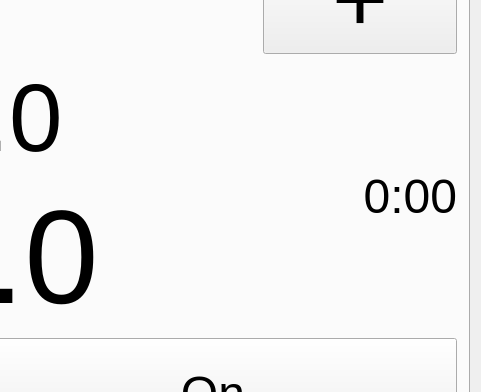
First picture: the form in mainwindow.ui, repository Maeyanie/showercap, before the edit; both pictures show x 543 to 1024 and y 81 to 473 of the 1024 by 600 pixel window.
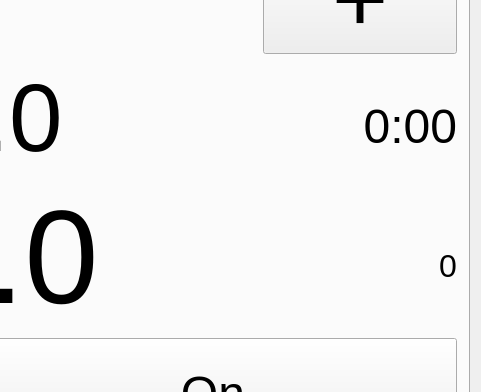
Second picture: the form after the edit. The open tabs and pages were chosen to show the change.

What changed in the file:
```diff
--- a/mainwindow.ui
+++ b/mainwindow.ui
@@ -205,6 +205,8 @@
            </layout>
           </item>
           <item>
+           <layout class="QVBoxLayout" name="verticalLayout_6">
+            <item>
            <widget class="QLabel" name="timer">
             <property name="font">
              <font>
@@ -219,6 +221,18 @@
             </property>
            </widget>
           </item>
+            <item>
+             <widget class="QLabel" name="pos">
+              <property name="text">
+               <string>0</string>
+              </property>
+              <property name="alignment">
+               <set>Qt::AlignRight|Qt::AlignTrailing|Qt::AlignVCenter</set>
+              </property>
+             </widget>
+            </item>
+           </layout>
+          </item>
          </layout>
         </item>
         <item>
@@ -475,7 +489,7 @@
         </item>
        </layout>
       </widget>
-      <widget class="QWidget" name="">
+      <widget class="QWidget" name="widget">
        <attribute name="title">
         <string>   Manual   </string>
        </attribute>
```
Left out of the diff: 14 changed lines with no effect on the pictures. Lines whose indentation alone changed are shown as unchanged.
